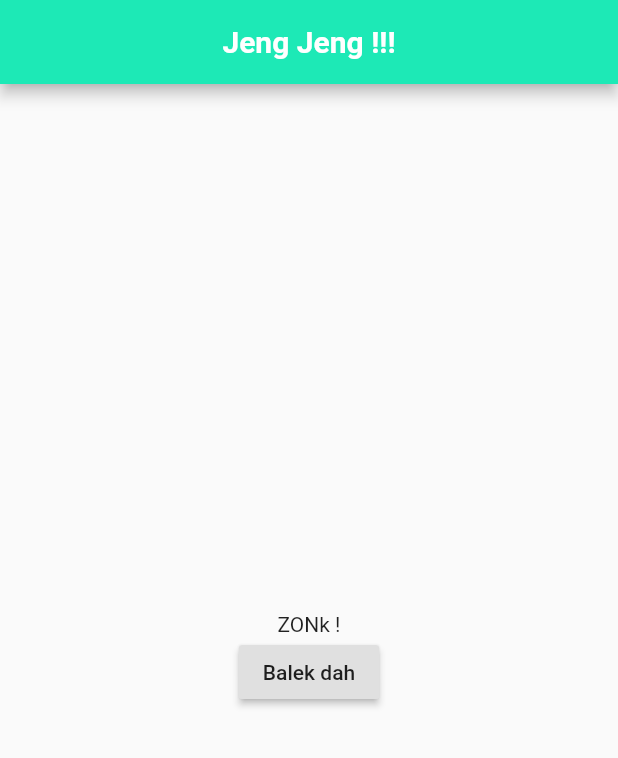
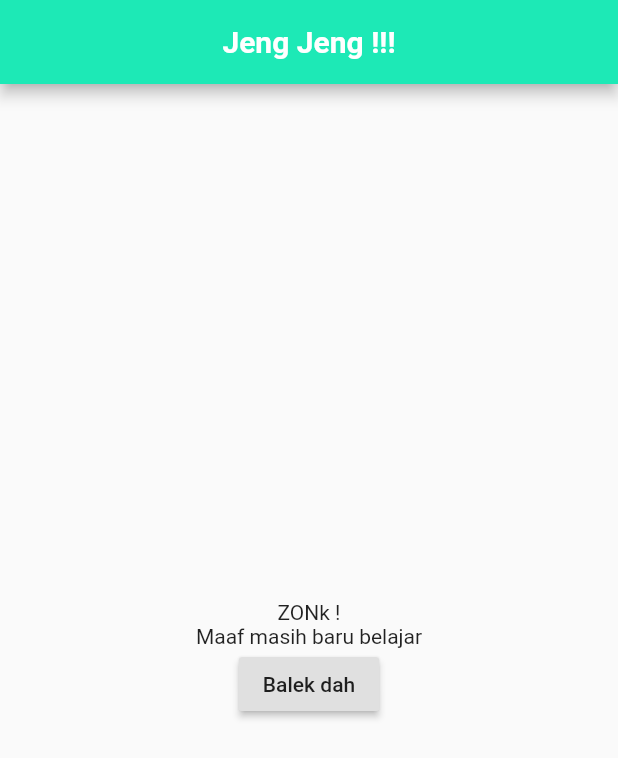
Before and after one commit to fauzan320/tugasmobile, a Flutter app: the screen it shows after launch, after a tap on "Tekan aja dah", on a phone screen of 412 x 824 dp. Shown: the top 758 px of the screen. Run offline on Flutter 3.47's test engine with Material 2 defaults, Android fonts, the phone set to English and light mode, and no system bars.

Commit message:
nambah halaman

```diff
--- a/lib/main.dart
+++ b/lib/main.dart
@@ -109,6 +109,7 @@ static const String routeName ='/HalamanKedua';
               mainAxisAlignment: MainAxisAlignment.center, // membuat posisi tengah vertikal
               children:  [
                 Text('ZONk !'),
+                Text('Maaf masih baru belajar'),
                 //membuat text
                 RaisedButton( // membuat tombol
                   child: Text('Balek dah'),
```
Also changed, not shown: 1 other file.
